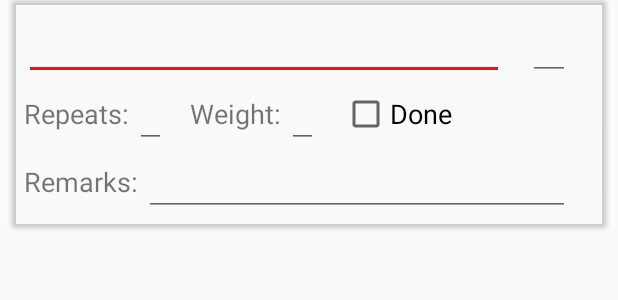
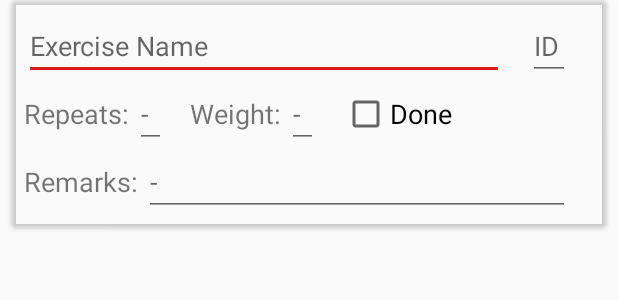
Before and after one commit to LunarTech8/FitnessTracker, an Android app: the layout item.xml on its own in the app's theme, with its tools: preview values and no code run, on a phone screen of 412 x 824 dp. Shown: the top 300 px of the screen. Run offline under Robolectric (Android 15) with nearby library versions, the phone set to English and light mode, and no system bars.

Commit message:
Work on layout
- Refactor main layout (put buttons into header layout, include workout description, make it foldable)
- Cleanup AndroidManifest and MainActivity
- Disable auto rotation into landscape mode

```diff
--- a/app/src/main/res/drawable/border.xml
+++ b/app/src/main/res/drawable/border_medium.xml
@@ -2,5 +2,5 @@
 <shape xmlns:android="http://schemas.android.com/apk/res/android" android:shape="rectangle">
     <corners android:radius="@dimen/item_corner_radius"/>
     <padding android:left="@dimen/comment_padding" android:right="@dimen/comment_padding" android:top="@dimen/comment_padding" android:bottom="@dimen/comment_padding"/>
-    <stroke android:width="@dimen/item_border_width" android:color="#CCCCCC"/>
+    <stroke android:width="@dimen/item_border_width_medium" android:color="#CCCCCC"/>
 </shape>
--- /dev/null
+++ b/app/src/main/res/drawable/border_small.xml
@@ -0,0 +1,5 @@
+<?xml version="1.0" encoding="utf-8"?>
+<shape xmlns:android="http://schemas.android.com/apk/res/android" android:shape="rectangle">
+    <padding android:left="@dimen/comment_padding" android:right="@dimen/comment_padding" android:top="@dimen/comment_padding" android:bottom="@dimen/comment_padding"/>
+    <stroke android:width="@dimen/item_border_width_small" android:color="#CCCCCC"/>
+</shape>
--- a/app/src/main/res/layout/item.xml
+++ b/app/src/main/res/layout/item.xml
@@ -40,8 +40,8 @@
                     android:ems="15"
                     android:inputType="textCapWords"
                     android:text="@={exercise.name}"
-                    android:contentDescription="@string/cd_exerciseName"
                     android:autofillHints="text"
+                    android:hint="@string/h_exerciseName"
                     />
 
                 <EditText
@@ -49,11 +49,11 @@
                     android:layout_width="wrap_content"
                     android:layout_height="wrap_content"
                     android:layout_marginEnd="@dimen/comment_horizontal_margin"
-                    android:contentDescription="@string/cd_exerciseToken"
                     android:ems="2"
                     android:inputType="textNoSuggestions"
                     android:text="@={exercise.token}"
                     android:importantForAutofill="no"
+                    android:hint="@string/h_exerciseToken"
                     />
 
             </LinearLayout>
@@ -82,6 +82,7 @@
                     android:inputType="number"
                     android:text="@={exercise.repeats}"
                     android:importantForAutofill="no"
+                    android:hint="@string/h_emptyHint"
                     />
 
                 <TextView
@@ -101,6 +102,7 @@
                     android:inputType="numberDecimal"
                     android:text="@={exercise.weight}"
                     android:importantForAutofill="no"
+                    android:hint="@string/h_emptyHint"
                     />
 
                 <CheckBox
@@ -140,6 +142,7 @@
                     android:inputType="textNoSuggestions"
                     android:text="@={exercise.remarks}"
                     android:autofillHints="text"
+                    android:hint="@string/h_emptyHint"
                     />
 
             </LinearLayout>
--- a/app/src/main/res/values/dimens.xml
+++ b/app/src/main/res/values/dimens.xml
@@ -3,7 +3,8 @@
     <dimen name="comment_horizontal_margin_small">4dp</dimen>
     <dimen name="comment_text_size">18sp</dimen>
     <dimen name="item_corner_radius">4dp</dimen>
-    <dimen name="item_border_width">4dp</dimen>
+    <dimen name="item_border_width_medium">4dp</dimen>
+    <dimen name="item_border_width_small">2dp</dimen>
     <!-- Default screen margins, per the Android Design guidelines. -->
     <dimen name="activity_horizontal_margin">16dp</dimen>
     <dimen name="activity_vertical_margin">16dp</dimen>
--- a/app/src/main/res/values/strings.xml
+++ b/app/src/main/res/values/strings.xml
@@ -2,12 +2,14 @@
 <resources>
     <string name="l_app_name">Fitness Tracker</string>
 
+    <string name="t_descriptionTextView">Description: %s</string>
     <string name="t_saveButton">Finish Workout</string>
     <string name="t_debugButton">Print Debug Log</string>
     <string name="t_loadingTextView">Loading data...</string>
 
-    <string name="cd_exerciseName">Exercise Name</string>
-    <string name="cd_exerciseToken">ID</string>
+    <string name="h_emptyHint">-</string>
+    <string name="h_exerciseName">Exercise Name</string>
+    <string name="h_exerciseToken">ID</string>
 
     <string name="t_exerciseRepeatsLabel">Repeats:</string>
     <string name="t_exerciseWeightLabel">Weight:</string>
--- /dev/null
+++ b/app/src/main/res/xml/backup_rules.xml
@@ -0,0 +1,4 @@
+<?xml version="1.0" encoding="utf-8"?>
+<full-backup-content>
+    <include domain="sharedpref" path="."/>
+</full-backup-content>
```
Also changed, not shown: app/src/main/AndroidManifest.xml (+17 -6 lines), app/src/main/java/com/romanbrunner/apps/fitnesstracker/ui/MainActivity.java (+13 -7 lines), app/src/main/res/layout/activity_main.xml (+32 -13 lines), 1 other file.
